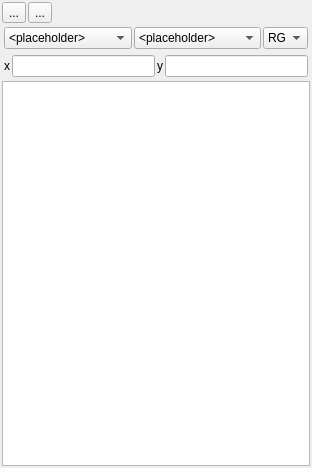
This is enmapbox/gui/ui/cursorlocationinfodock.ui in jakimowb/enmapbox_testmigration2 as Qt 5 draws it before an edit. The edited form follows.
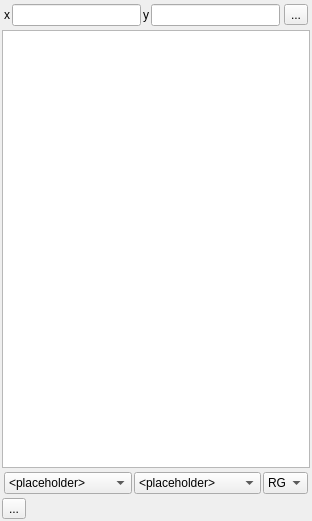
This is the edited form. Icons and pictures are not drawn. Custom widgets are drawn as their Qt base class.

```diff
--- a/enmapbox/gui/ui/cursorlocationinfodock.ui
+++ b/enmapbox/gui/ui/cursorlocationinfodock.ui
@@ -7,7 +7,7 @@
     <x>0</x>
     <y>0</y>
     <width>312</width>
-    <height>468</height>
+    <height>521</height>
    </rect>
   </property>
   <property name="windowIcon">
@@ -26,17 +26,26 @@
      <number>2</number>
     </property>
     <item>
-     <layout class="QHBoxLayout" name="horizontalLayout_2">
+     <layout class="QHBoxLayout" name="horizontalLayout">
       <property name="spacing">
        <number>2</number>
       </property>
+      <property name="leftMargin">
+       <number>2</number>
+      </property>
+      <property name="topMargin">
+       <number>2</number>
+      </property>
+      <property name="rightMargin">
+       <number>2</number>
+      </property>
+      <property name="bottomMargin">
+       <number>2</number>
+      </property>
       <item>
-       <widget class="QToolButton" name="btnActivateMapTool">
-        <property name="toolTip">
-         <string>Click and select a map location</string>
-        </property>
+       <widget class="QLabel" name="label">
         <property name="text">
-         <string>...</string>
+         <string>x</string>
         </property>
         <property name="icon">
          <iconset resource="resources.qrc">
@@ -45,16 +54,23 @@
        </widget>
       </item>
       <item>
-       <widget class="QToolButton" name="btnReload">
-        <property name="toolTip">
-         <string>Reload value(s) for last location</string>
+       <widget class="QLineEdit" name="tbX">
+        <property name="readOnly">
+         <bool>true</bool>
         </property>
+       </widget>
+      </item>
+      <item>
+       <widget class="QLabel" name="label_2">
         <property name="text">
-         <string>...</string>
+         <string>y</string>
         </property>
-        <property name="icon">
-         <iconset resource="resources.qrc">
-          <normaloff>:/enmapbox/icons/mActionRefresh.png</normaloff>:/enmapbox/icons/mActionRefresh.svg</iconset>
+       </widget>
+      </item>
+      <item>
+       <widget class="QLineEdit" name="tbY">
+        <property name="readOnly">
+         <bool>true</bool>
         </property>
        </widget>
       </item>
@@ -69,20 +85,24 @@
        </widget>
       </item>
       <item>
-       <spacer name="horizontalSpacer">
-        <property name="orientation">
-         <enum>Qt::Horizontal</enum>
+       <widget class="QToolButton" name="btnReload">
+        <property name="toolTip">
+         <string>Reload value(s) for last location</string>
         </property>
-        <property name="sizeHint" stdset="0">
-         <size>
-          <width>0</width>
-          <height>0</height>
-         </size>
+        <property name="text">
+         <string>...</string>
         </property>
-       </spacer>
+        <property name="icon">
+         <iconset>
+          <normaloff>:/enmapbox/icons/mActionRefresh.png</normaloff>:/enmapbox/icons/mActionRefresh.png</iconset>
+        </property>
+       </widget>
       </item>
      </layout>
     </item>
+    <item>
+     <widget class="QTreeView" name="treeView"/>
+    </item>
     <item>
      <layout class="QHBoxLayout" name="horizontalLayout_4">
       <property name="spacing">
@@ -160,46 +180,39 @@
      </layout>
     </item>
     <item>
-     <layout class="QHBoxLayout" name="horizontalLayout">
+     <layout class="QHBoxLayout" name="horizontalLayout_2">
       <property name="spacing">
        <number>2</number>
       </property>
-      <property name="margin">
-       <number>2</number>
-      </property>
       <item>
-       <widget class="QLabel" name="label">
+       <widget class="QToolButton" name="btnActivateMapTool">
+        <property name="toolTip">
+         <string>Click and select a map location</string>
+        </property>
         <property name="text">
-         <string>x</string>
+         <string>...</string>
         </property>
-       </widget>
-      </item>
-      <item>
-       <widget class="QLineEdit" name="tbX">
-        <property name="readOnly">
-         <bool>true</bool>
+        <property name="icon">
+         <iconset>
+          <normaloff>:/enmapbox/icons/mActionIdentify.png</normaloff>:/enmapbox/icons/mActionIdentify.png</iconset>
         </property>
        </widget>
       </item>
       <item>
-       <widget class="QLabel" name="label_2">
-        <property name="text">
-         <string>y</string>
+       <spacer name="horizontalSpacer">
+        <property name="orientation">
+         <enum>Qt::Horizontal</enum>
         </property>
-       </widget>
-      </item>
-      <item>
-       <widget class="QLineEdit" name="tbY">
-        <property name="readOnly">
-         <bool>true</bool>
+        <property name="sizeHint" stdset="0">
+         <size>
+          <width>0</width>
+          <height>0</height>
+         </size>
         </property>
-       </widget>
+       </spacer>
       </item>
      </layout>
     </item>
-    <item>
-     <widget class="QTreeView" name="treeView"/>
-    </item>
    </layout>
   </widget>
   <action name="actionRequestCursorLocation">
```
Left out of the diff: 40 changed lines with no effect on the pictures.
